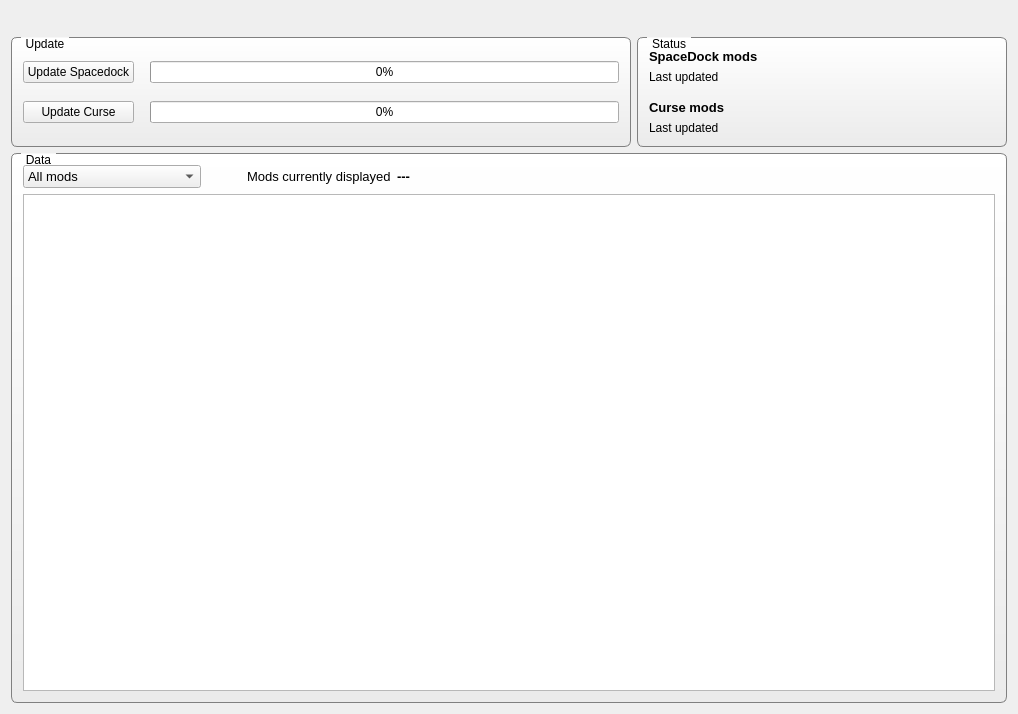
First picture: the form in ksp-mod-analyzer/ui/mainwindow.ui, repository akej74/ksp-mod-analyzer, before the edit.
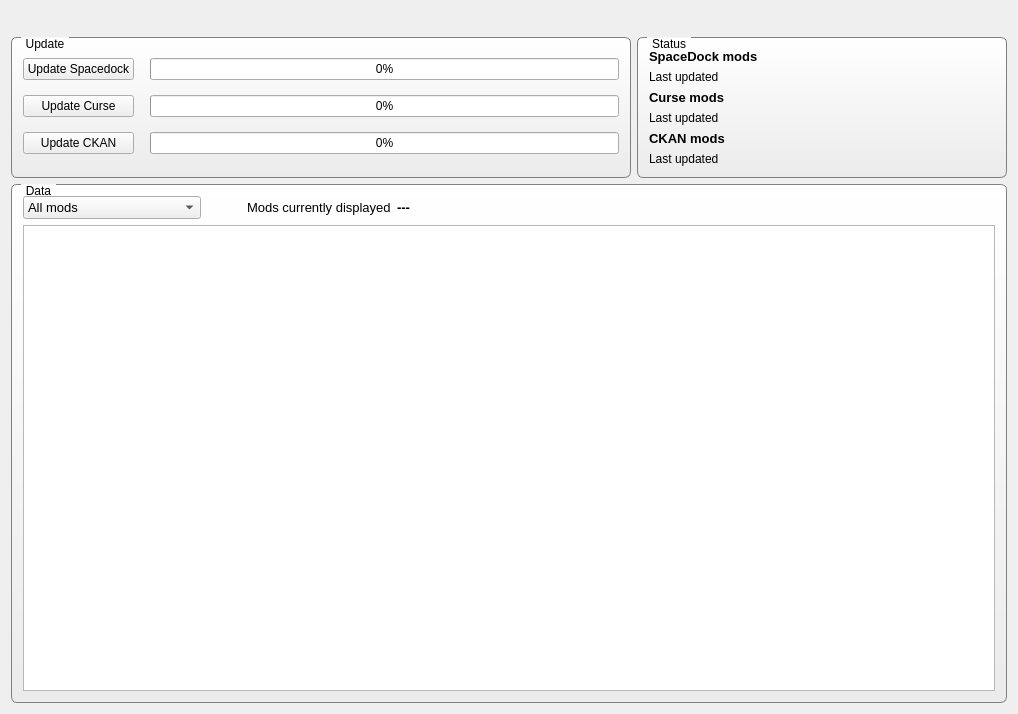
Second picture: the form after the edit. Icons and pictures are not drawn.

Commit message: Updated UI for CKAN support

```diff
--- a/ksp-mod-analyzer/ui/mainwindow.ui
+++ b/ksp-mod-analyzer/ui/mainwindow.ui
@@ -108,6 +108,20 @@
          </property>
         </widget>
        </item>
+       <item row="2" column="0">
+        <widget class="QPushButton" name="pushButtonCKAN">
+         <property name="text">
+          <string>Update CKAN</string>
+         </property>
+        </widget>
+       </item>
+       <item row="2" column="2">
+        <widget class="QProgressBar" name="progressBarCKAN">
+         <property name="value">
+          <number>0</number>
+         </property>
+        </widget>
+       </item>
       </layout>
      </widget>
     </item>
@@ -333,22 +347,6 @@
          </property>
         </widget>
        </item>
-       <item row="2" column="0">
-        <spacer name="verticalSpacer_2">
-         <property name="orientation">
-          <enum>Qt::Vertical</enum>
-         </property>
-         <property name="sizeType">
-          <enum>QSizePolicy::Fixed</enum>
-         </property>
-         <property name="sizeHint" stdset="0">
-          <size>
-           <width>20</width>
-           <height>10</height>
-          </size>
-         </property>
-        </spacer>
-       </item>
        <item row="0" column="1">
         <widget class="QLabel" name="labelSpacedockMods">
          <property name="font">
@@ -370,14 +368,14 @@
          </property>
         </widget>
        </item>
-       <item row="4" column="0">
-        <widget class="QLabel" name="label_3">
-         <property name="text">
-          <string>Last updated</string>
-         </property>
-        </widget>
-       </item>
        <item row="3" column="0">
+        <widget class="QLabel" name="label_3">
+         <property name="text">
+          <string>Last updated</string>
+         </property>
+        </widget>
+       </item>
+       <item row="2" column="0">
         <widget class="QLabel" name="label_4">
          <property name="font">
           <font>
@@ -391,7 +389,7 @@
          </property>
         </widget>
        </item>
-       <item row="3" column="1">
+       <item row="2" column="1">
         <widget class="QLabel" name="labelCurseMods">
          <property name="font">
           <font>
@@ -405,13 +403,55 @@
          </property>
         </widget>
        </item>
-       <item row="4" column="1">
+       <item row="3" column="1">
         <widget class="QLabel" name="labelLastUpdateCurse">
          <property name="text">
           <string>&lt;N/A&gt;</string>
          </property>
         </widget>
        </item>
+       <item row="4" column="1">
+        <widget class="QLabel" name="labelCKANMods">
+         <property name="font">
+          <font>
+           <pointsize>10</pointsize>
+           <weight>75</weight>
+           <bold>true</bold>
+          </font>
+         </property>
+         <property name="text">
+          <string>&lt;N/A&gt;</string>
+         </property>
+        </widget>
+       </item>
+       <item row="4" column="0">
+        <widget class="QLabel" name="label_6">
+         <property name="font">
+          <font>
+           <pointsize>10</pointsize>
+           <weight>75</weight>
+           <bold>true</bold>
+          </font>
+         </property>
+         <property name="text">
+          <string>CKAN mods</string>
+         </property>
+        </widget>
+       </item>
+       <item row="5" column="0">
+        <widget class="QLabel" name="label_7">
+         <property name="text">
+          <string>Last updated</string>
+         </property>
+        </widget>
+       </item>
+       <item row="5" column="1">
+        <widget class="QLabel" name="labelLastUpdateCKAN">
+         <property name="text">
+          <string>&lt;N/A&gt;</string>
+         </property>
+        </widget>
+       </item>
       </layout>
      </widget>
     </item>
```
Left out of the diff: 4 changed lines with no effect on the pictures. The commit also changes 1 other file.
